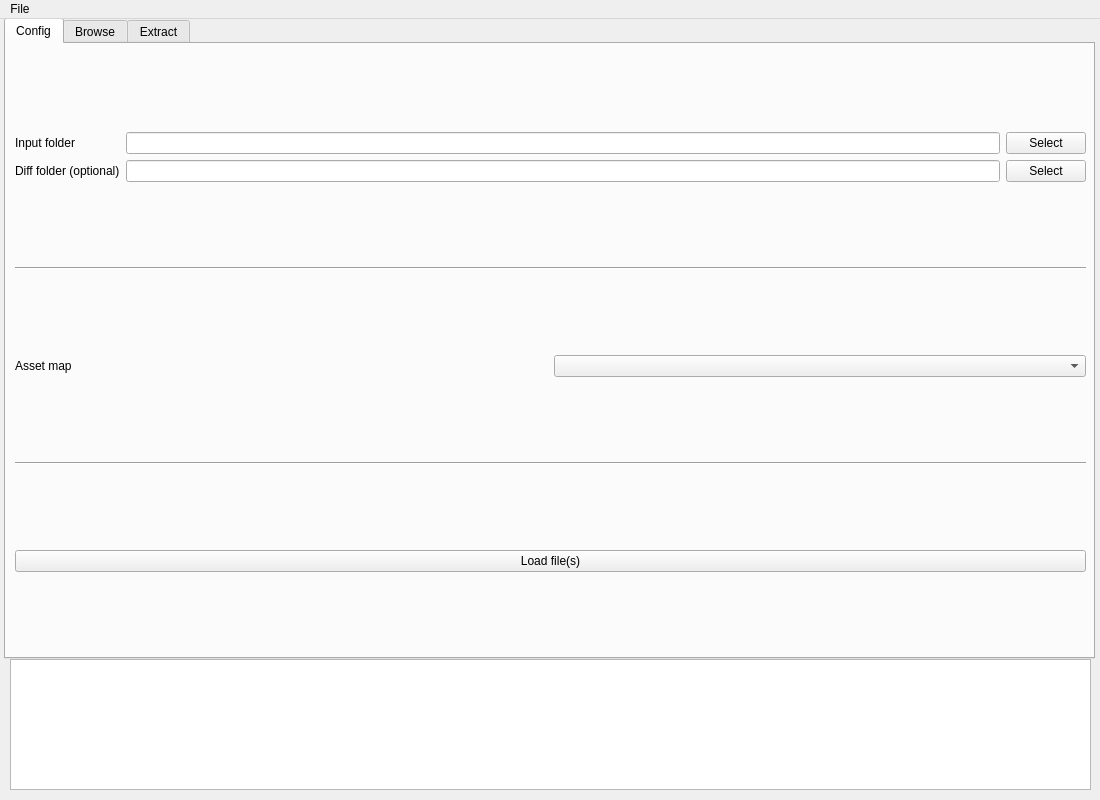
First picture: the form in gui.ui, repository Escartem/AnimeWwise, before the edit.
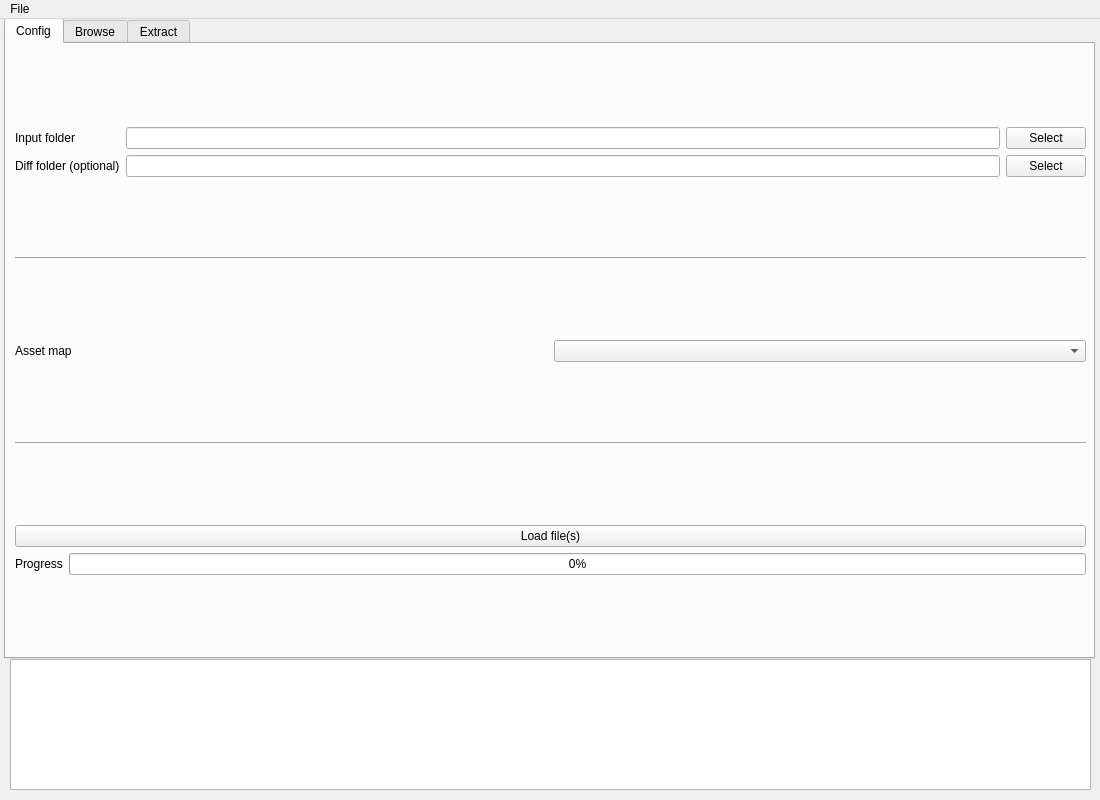
Second picture: the form after the edit.

Commit message: new progress bar, files no longer sorted by source & fixes

Diff of the .ui file:
```diff
--- a/gui.ui
+++ b/gui.ui
@@ -166,12 +166,37 @@
         </widget>
        </item>
        <item>
+        <layout class="QVBoxLayout" name="loadLayout">
+         <item>
         <widget class="QPushButton" name="loadFilesButton">
          <property name="text">
           <string>Load file(s)</string>
          </property>
         </widget>
        </item>
+         <item>
+          <layout class="QHBoxLayout" name="loadProgressLayout">
+           <item>
+            <widget class="QLabel" name="loadLabel">
+             <property name="text">
+              <string>Progress</string>
+             </property>
+            </widget>
+           </item>
+           <item>
+            <widget class="QProgressBar" name="loadProgress">
+             <property name="value">
+              <number>0</number>
+             </property>
+             <property name="invertedAppearance">
+              <bool>false</bool>
+             </property>
+            </widget>
+           </item>
+          </layout>
+         </item>
+        </layout>
+       </item>
       </layout>
      </widget>
     </widget>
```
Left out of the diff: 1 changed line with no effect on the pictures. Lines whose indentation alone changed are shown as unchanged. The commit also changes 3 other files.
